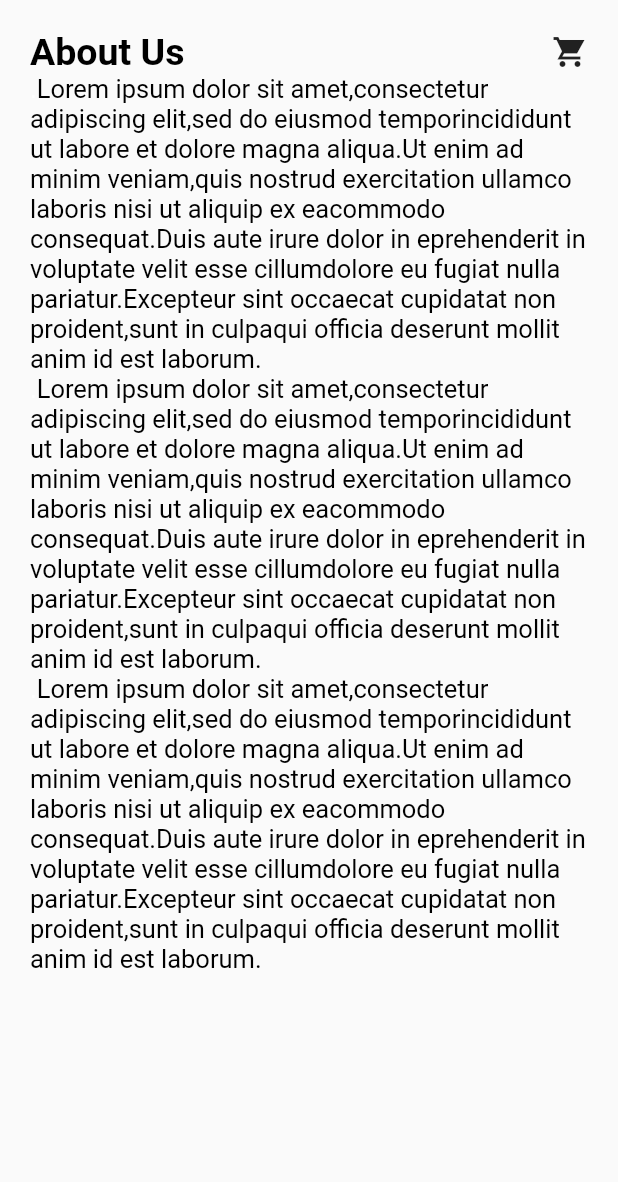
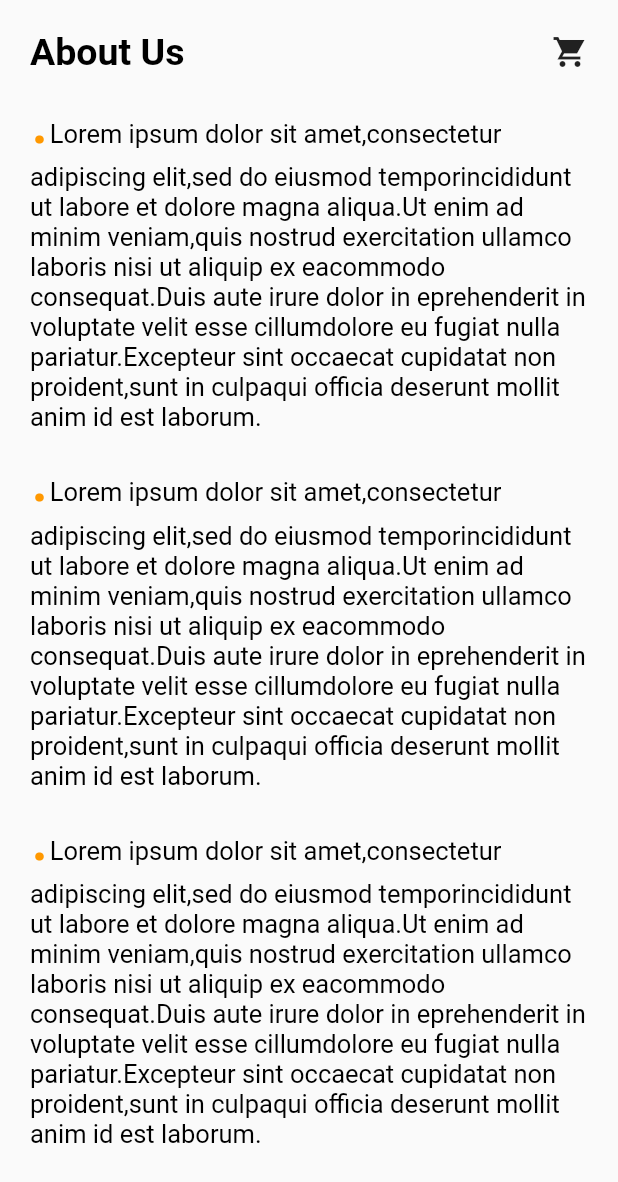
Before and after one commit to dhruvisakhiya25/meal, a Flutter app: the AboutUsPage screen opened directly, on a phone screen of 412 x 824 dp. Shown: the top 1182 px of the screen. Run offline on Flutter 3.47's test engine with Material 2 defaults, Android fonts, the phone set to English and light mode, and no system bars; our stand-ins replace auth_buttons, badges, firebase_auth, firebase_core, google_sign_in, image_picker; missing offline and left inert: circle_bottom_navigation_bar, flutter_facebook_auth, star_menu; accounts and stored records are empty.

Commit message:
third commit

```diff
--- a/lib/screens/about_us.dart
+++ b/lib/screens/about_us.dart
@@ -41,12 +41,13 @@ class _AboutUsPageState extends State<AboutUsPage> {
                   itemBuilder: (context, index) => RichText(
                     text: TextSpan(
                         text: '.',
-  //                      style: const TextStyle(color: orange, fontSize: 50),
+                       style: const TextStyle(color: orange, fontSize: 50),
                         children: [
                           TextSpan(
                               text: lorem,
-                              style: const TextStyle(color: black, fontSize: 17)),
-                        ]),
+                              style:
+                      const TextStyle(color: black, fontSize: 17)),
+                        ])
                   ),
                 )
               ],
```
